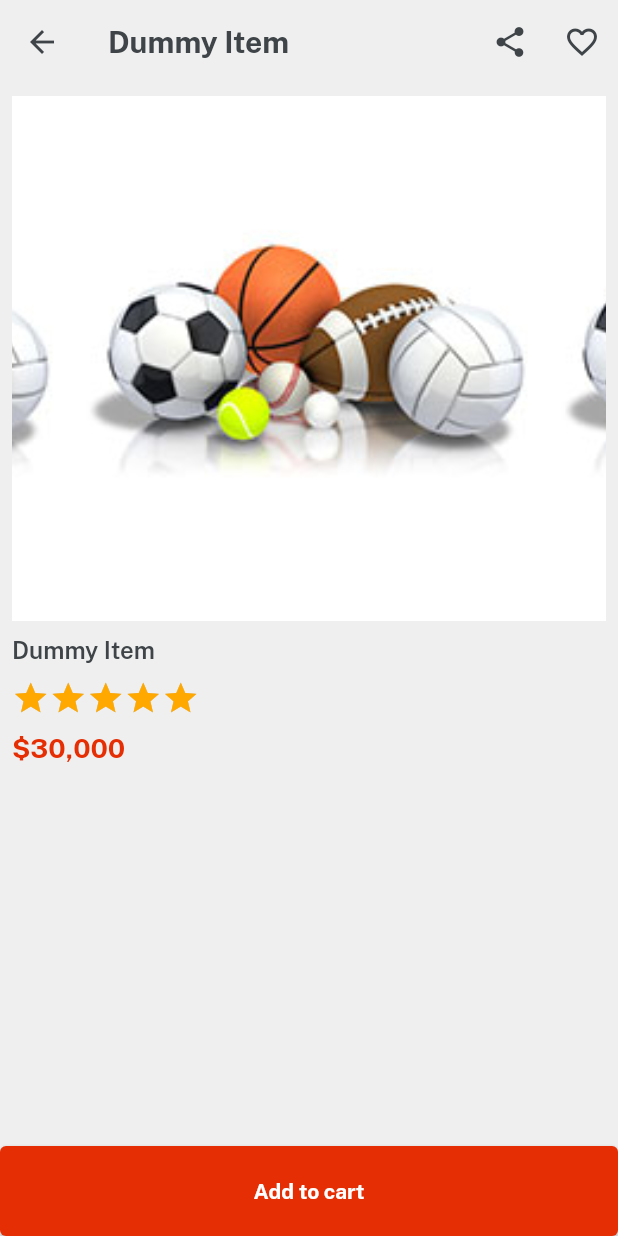
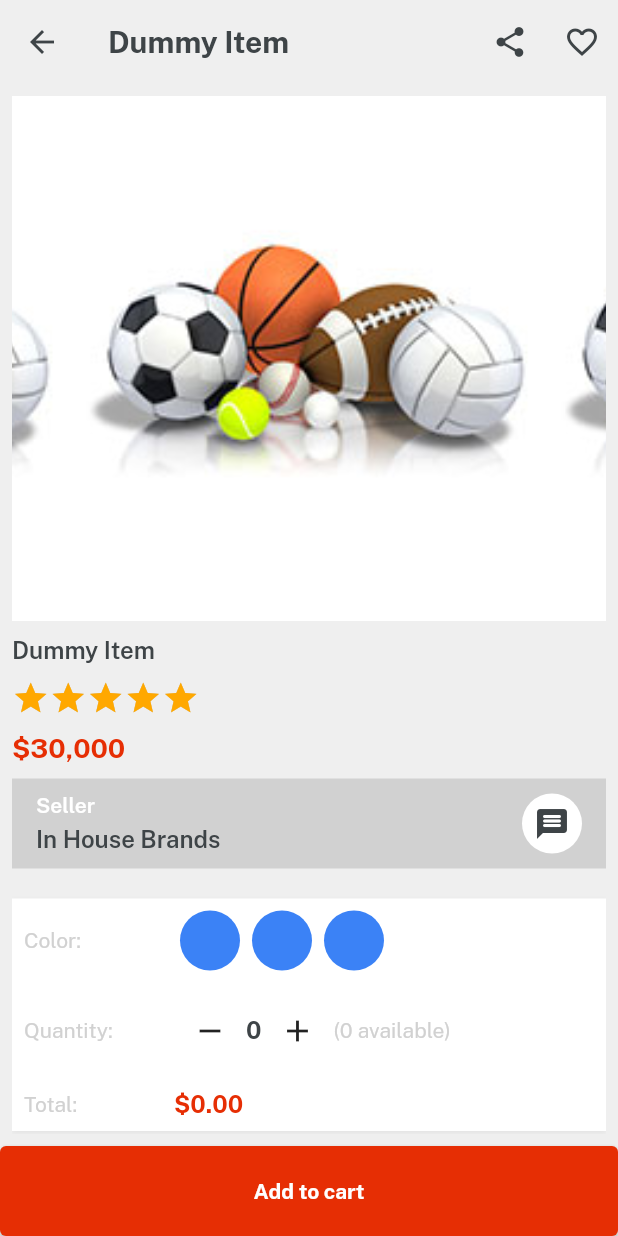
Before and after one commit to hayderr-glitch/iragam, a Flutter app: the ItemDetails screen opened directly, on a phone screen of 412 x 824 dp. Run offline on Flutter 3.47's test engine with Material 2 defaults, Android fonts, the phone set to English and light mode, and no system bars; drawn by our look-alikes of velocity_x; our stand-ins replace get.

Commit message:
category screen and item details screen

```diff
--- a/lib/views/category_screen/item_details.dart
+++ b/lib/views/category_screen/item_details.dart
@@ -68,13 +68,83 @@ class ItemDetails extends StatelessWidget {
                   ),
 
                   10.heightBox,
-                  "\$30,000".text.color(redColor).fontFamily(bold).size(18).make(),
+                  "\$30,000"
+                      .text
+                      .color(redColor)
+                      .fontFamily(bold)
+                      .size(18)
+                      .make(),
 
                   10.heightBox,
 
                   Row(
+                    children: [
+                      Expanded(child: Column(
+                        mainAxisAlignment: MainAxisAlignment.center,
+                        crossAxisAlignment: CrossAxisAlignment.start,
+                        children: [
+                          "Seller".text.white.fontFamily(semibold).make(),
+                          5.heightBox,
+                          "In House Brands".text.fontFamily(semibold).color(darkFontGrey).size(16).make()
 
-                  ),
+                        ],
+                      )),
+                      const CircleAvatar(
+                        backgroundColor: Colors.white,
+                        child: Icon(Icons.message_rounded, color: darkFontGrey),
+                      ),
+                    ],
+                  ).box.height(60).padding(const EdgeInsets.symmetric(horizontal: 16)).color(textfieldGrey).make(),
+                  //Color Section
+                  20.heightBox,
+                  Column(
+                    children: [
+                      Row(
+                        children: [
+                          SizedBox(
+                            width: 100,
+                            child: "Color:" .text.color(textfieldGrey).make(),
+                          ),
+                          Row(
+                            children: List.generate(3, (index) => VxBox().size(40, 40).roundedFull.color(Vx.randomPrimaryColor).margin(const EdgeInsets.symmetric(horizontal: 4)).make(),
+                            ),
+                          ),
+                        ],
+                      ).box.padding(const EdgeInsets.all(8)).make(),
+                      //Quantity Row
+                      Row(
+                        children: [
+                          SizedBox(
+                            width: 100,
+                            child: "Quantity:" .text.color(textfieldGrey).make(),
+                          ),
+                          Row(
+                            children: [
+                              IconButton(onPressed: (){}, icon: const Icon(Icons.remove)),
+                              "0".text.size(16).color(darkFontGrey).fontFamily(bold).make(),
+                              IconButton(onPressed: (){}, icon: const Icon(Icons.add)),
+                              "(0 available)".text.color(textfieldGrey).make(),
+                            ],
+                          ),
+                        ],
+                      ).box.padding(const EdgeInsets.all(8)).make(),
+                      //Total Row
+                      Row(
+                        children: [
+                          SizedBox(
+                            width: 100,
+                            child: "Total:" .text.color(textfieldGrey).make(),
+                          ),
+                          "\$0.00".text.color(redColor).size(16).fontFamily(bold).make(),
+                        ],
+                      ).box.padding(const EdgeInsets.all(8)).make(),
+                    ],
+                  ).box.white.shadowSm.make(),
+                  //Description Section
+                  10.heightBox,
+                  "Description".text.color(darkFontGrey).fontFamily(semibold).make(),
+                  10.heightBox,
+                  "This is a dummy item and dummy description here..".text.color(darkFontGrey).make(),
                 ],
               ),
             ),
```
